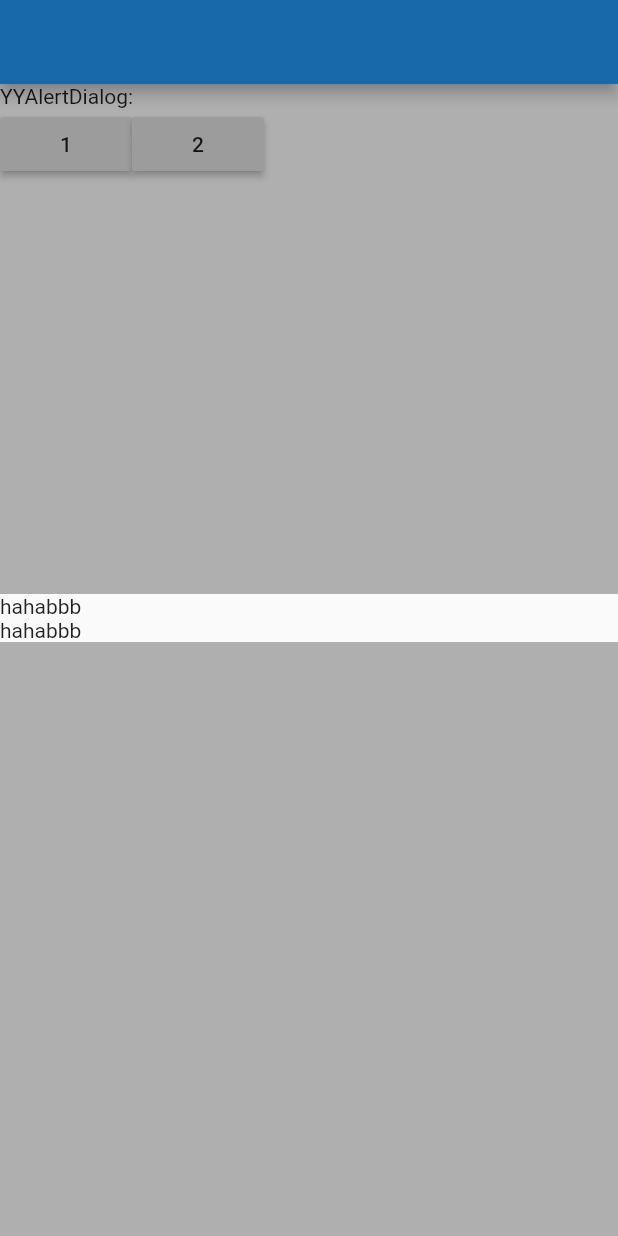
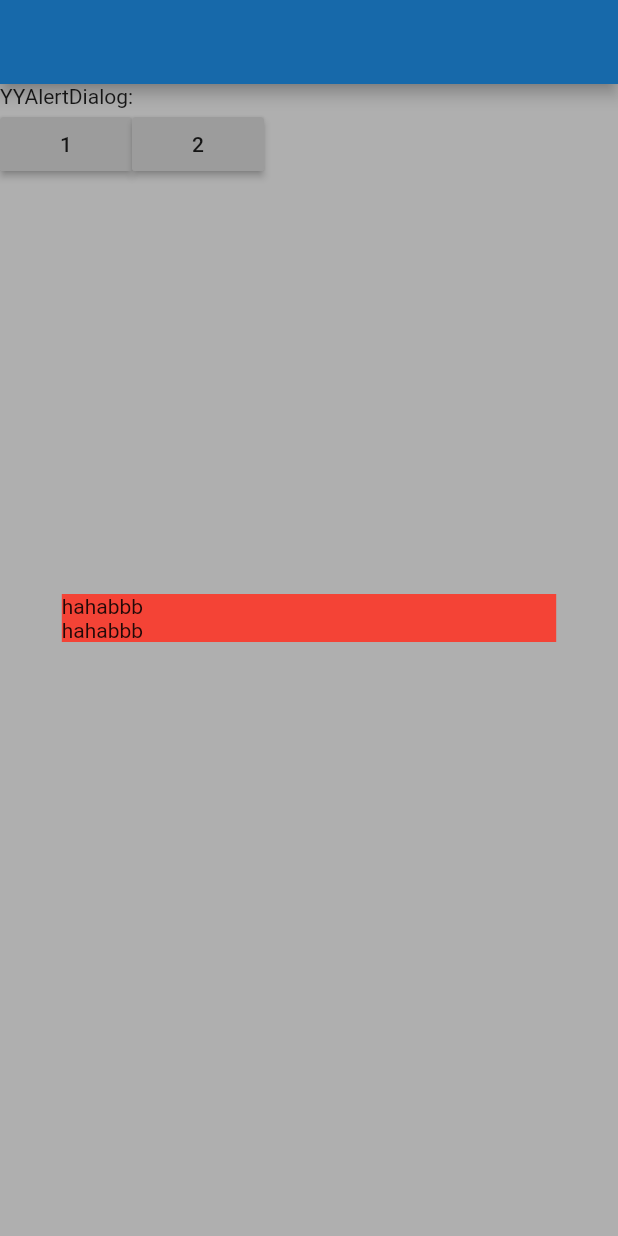
Before and after one commit to YYFlutter/flutter-custom-dialog, a Flutter app: the screen it shows after launch, after a tap on an icon or button, on a phone screen of 412 x 824 dp. Run offline on Flutter 3.47's test engine with Material 2 defaults, Android fonts, the light colour scheme and no system bars.

Commit message:
feat: 增加样式

```diff
--- a/lib/components/dialog.dart
+++ b/lib/components/dialog.dart
@@ -4,6 +4,9 @@ import '../flutter_custom_dialog.dart';
 
 YYDialog YYAlertDialog(BuildContext context) {
   return YYDialog(context: context).build()
+    ..decoration = BoxDecoration(
+      color: Colors.red,
+    )
     ..widget(
       Row(
         children: <Widget>[Text('haha'), Text('bbb')],
--- a/lib/flutter_custom_dialog.dart
+++ b/lib/flutter_custom_dialog.dart
@@ -4,11 +4,14 @@ class YYDialog {
   List<Widget> widgetList = [];
   BuildContext context;
   MainAxisAlignment mainAxisAlignment = MainAxisAlignment.center;
+  double width;
+  double height;
+  BoxDecoration decoration;
+  BoxConstraints constraints;
 
-  YYDialog({this.context, MainAxisAlignment mainAxisAlignment}) {
-    if (mainAxisAlignment != null) {
-      this.mainAxisAlignment = mainAxisAlignment;
-    }
+  YYDialog({this.context}) {
+//    this.width = MediaQuery.of(context).size.width * .8;
+//    this.height = MediaQuery.of(context).size.height * .3;
   }
 
   YYDialog build() {
@@ -18,14 +21,28 @@ class YYDialog {
 
   next() {
     print('next');
+    Size size = MediaQuery.of(context).size;
     CustomDialog(
       context: context,
       child: Column(
         mainAxisAlignment: mainAxisAlignment,
         children: <Widget>[
           Material(
-            child: Column(
-              children: widgetList,
+            type: MaterialType.transparency,
+            child: Container(
+              decoration: decoration ?? BoxDecoration(
+                color: Colors.white,
+              ),
+              // 限制container大小
+              constraints: constraints ?? BoxConstraints(
+//                minHeight: size.height * .3,
+//                minWidth: size.width * .8,
+//                maxHeight: size.height * .5,
+                maxWidth: size.width * .8,
+              ),
+              child: Column(
+                children: widgetList,
+              ),
             ),
           )
         ],
```
